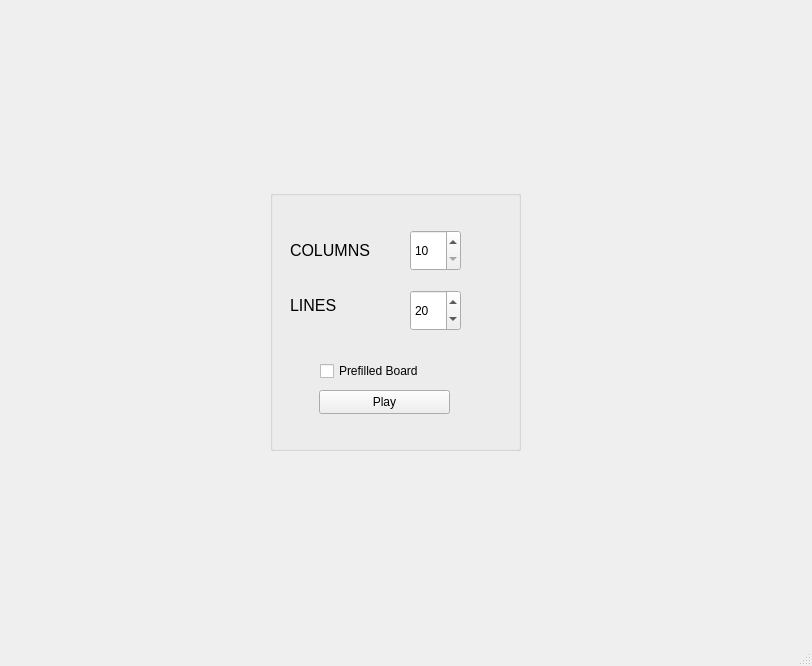
This is ConsoleProject/TetrisGameProject/src/view/gui/startwindow.ui in ismailnayma/tetris as Qt 5 draws it before an edit. The edited form follows.
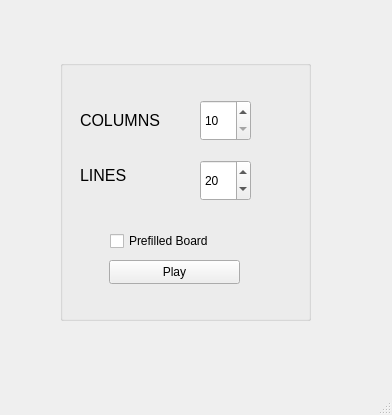
This is the edited form.

Diff of the .ui file:
```diff
--- a/ConsoleProject/TetrisGameProject/src/view/gui/startwindow.ui
+++ b/ConsoleProject/TetrisGameProject/src/view/gui/startwindow.ui
@@ -6,8 +6,8 @@
    <rect>
     <x>0</x>
     <y>0</y>
-    <width>812</width>
-    <height>666</height>
+    <width>392</width>
+    <height>415</height>
    </rect>
   </property>
   <property name="windowTitle">
@@ -17,8 +17,8 @@
    <widget class="QGroupBox" name="groupBox">
     <property name="geometry">
      <rect>
-      <x>270</x>
-      <y>190</y>
+      <x>60</x>
+      <y>60</y>
       <width>251</width>
       <height>261</height>
      </rect>
```
Left out of the diff: 2 changed lines with no effect on the pictures.
